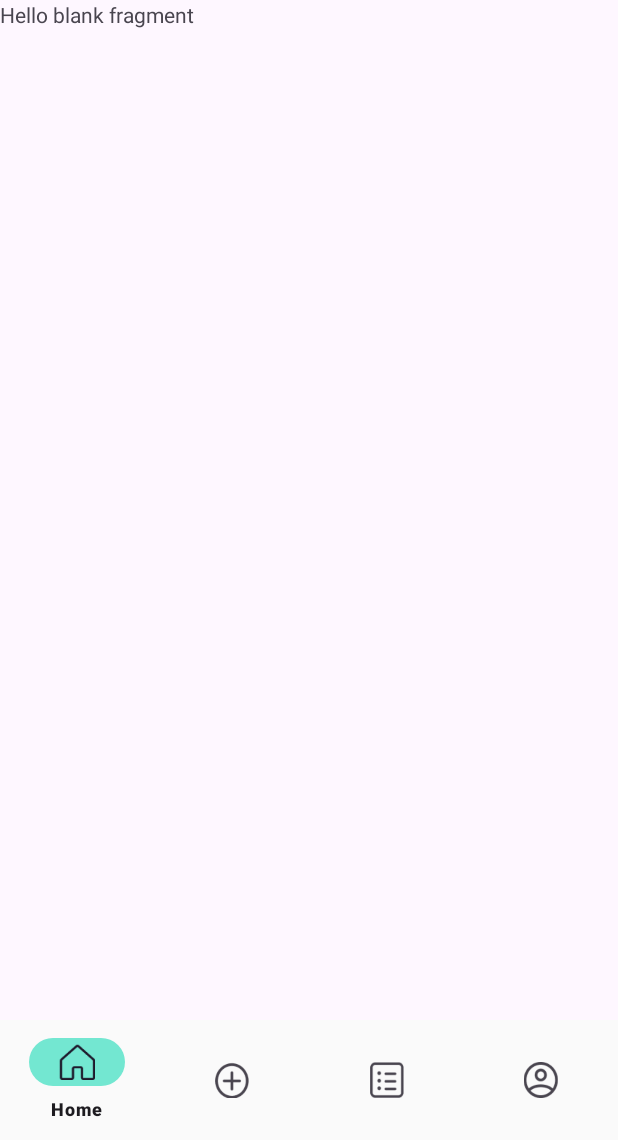
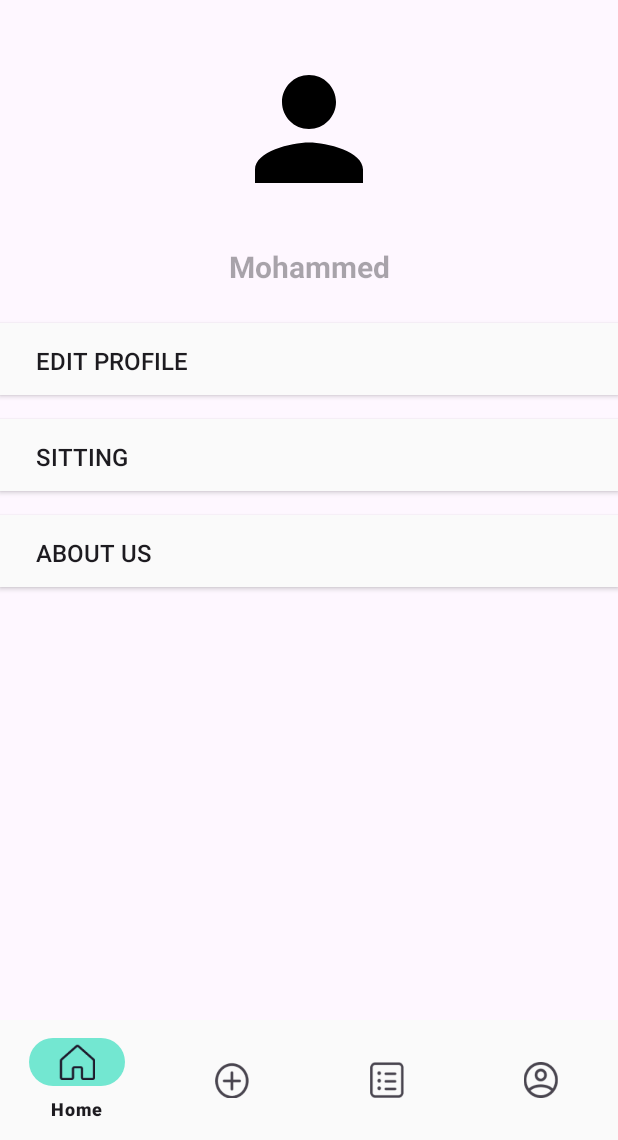
Before and after one commit to Masa97z/javaProjectForCollage, an Android app: the fragment ProfileFragment placed in its activity, on a phone screen of 412 x 824 dp, the part 96-1236 px from its top. Run offline under Robolectric (Android 15) with nearby library versions, the phone set to English and light mode, and no system bars.

Commit message:
hundle xml layout for profile fragment

```diff
--- a/app/src/main/res/layout/fragment_profile.xml
+++ b/app/src/main/res/layout/fragment_profile.xml
@@ -1,14 +1,81 @@
 <?xml version="1.0" encoding="utf-8"?>
-<FrameLayout xmlns:android="http://schemas.android.com/apk/res/android"
+<androidx.constraintlayout.widget.ConstraintLayout xmlns:android="http://schemas.android.com/apk/res/android"
     xmlns:tools="http://schemas.android.com/tools"
     android:layout_width="match_parent"
     android:layout_height="match_parent"
+    xmlns:app="http://schemas.android.com/apk/res-auto"
     tools:context=".Ui.ProfileFragment">
 
     <!-- TODO: Update blank fragment layout -->
+    <ImageView
+        android:id="@+id/imgview"
+        android:layout_width="108dp"
+        android:layout_height="108dp"
+        android:layout_marginTop="32dp"
+        android:src="@drawable/baseline_person_24"
+        app:layout_constraintEnd_toEndOf="parent"
+        app:layout_constraintStart_toStartOf="parent"
+        app:layout_constraintTop_toTopOf="parent" />
     <TextView
-        android:layout_width="match_parent"
-        android:layout_height="match_parent"
-        android:text="@string/hello_blank_fragment" />
+        android:id="@+id/name"
+        android:layout_width="wrap_content"
+        android:layout_height="wrap_content"
+        android:hint="Mohammed"
+        android:layout_marginTop="24dp"
+        android:textColor="@color/text_title"
+        android:textSize="20sp"
+        android:textStyle="bold"
+        app:layout_constraintEnd_toEndOf="parent"
+        app:layout_constraintStart_toStartOf="parent"
+        app:layout_constraintTop_toBottomOf="@+id/imgview" />
 
-</FrameLayout>
+    <androidx.appcompat.widget.AppCompatButton
+        android:id="@+id/edit_profile"
+        android:layout_width="0dp"
+        android:layout_height="wrap_content"
+        android:background="@color/back_ground"
+        android:text="Edit Profile"
+        android:layout_marginTop="24dp"
+        android:textSize="16sp"
+        android:gravity="start"
+        android:paddingStart="24dp"
+
+        android:paddingTop="14dp"
+        android:elevation="4dp"
+        app:layout_constraintEnd_toEndOf="parent"
+        app:layout_constraintStart_toStartOf="parent"
+        app:layout_constraintTop_toBottomOf="@+id/name" />
+
+    <androidx.appcompat.widget.AppCompatButton
+        android:id="@+id/sitting"
+        android:layout_width="0dp"
+        android:layout_height="wrap_content"
+        android:background="@color/back_ground"
+        android:text="sitting"
+        android:layout_marginTop="16dp"
+        android:textSize="16sp"
+        android:gravity="start"
+        android:paddingStart="24dp"
+        android:paddingTop="14dp"
+        android:elevation="4dp"
+        app:layout_constraintEnd_toEndOf="parent"
+        app:layout_constraintStart_toStartOf="parent"
+        app:layout_constraintTop_toBottomOf="@+id/edit_profile" />
+    <androidx.appcompat.widget.AppCompatButton
+        android:id="@+id/about"
+        android:layout_width="0dp"
+        android:layout_height="wrap_content"
+        android:background="@color/back_ground"
+        android:text="About Us"
+        android:layout_marginTop="16dp"
+        android:textSize="16sp"
+        android:gravity="start"
+        android:paddingStart="24dp"
+        android:paddingTop="14dp"
+        android:elevation="4dp"
+        app:layout_constraintEnd_toEndOf="parent"
+        app:layout_constraintStart_toStartOf="parent"
+        app:layout_constraintTop_toBottomOf="@+id/sitting" />
+
+
+</androidx.constraintlayout.widget.ConstraintLayout>
```
